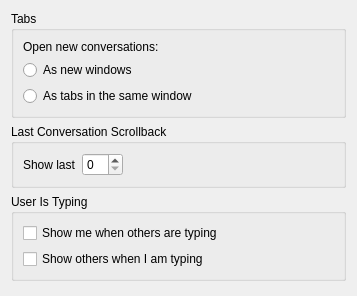
Before: the Qt Designer form config/behavior-config.ui in KDE/ktp-text-ui, drawn with Qt 5.
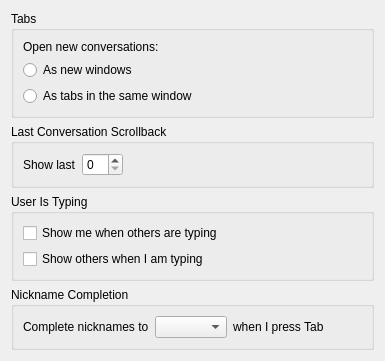
After: the same form once the commit is applied. Custom widgets are drawn as their Qt base class.

Commit message: Make nick completion style configurable

Patch:
```diff
--- a/config/behavior-config.ui
+++ b/config/behavior-config.ui
@@ -6,8 +6,8 @@
    <rect>
     <x>0</x>
     <y>0</y>
-    <width>357</width>
-    <height>296</height>
+    <width>385</width>
+    <height>350</height>
    </rect>
   </property>
   <layout class="QVBoxLayout" name="verticalLayout">
@@ -102,6 +102,45 @@
      </layout>
     </widget>
    </item>
+   <item>
+    <widget class="KButtonGroup" name="nicknameCompletionGroup">
+     <property name="title">
+      <string>Nickname Completion</string>
+     </property>
+     <layout class="QGridLayout" name="gridLayout_2">
+      <item row="0" column="1">
+       <widget class="QComboBox" name="nicknameCompletionStyle"/>
+      </item>
+      <item row="0" column="0">
+       <widget class="QLabel" name="label_2">
+        <property name="text">
+         <string>Complete nicknames to</string>
+        </property>
+       </widget>
+      </item>
+      <item row="0" column="3">
+       <spacer name="horizontalSpacer_2">
+        <property name="orientation">
+         <enum>Qt::Horizontal</enum>
+        </property>
+        <property name="sizeHint" stdset="0">
+         <size>
+          <width>40</width>
+          <height>20</height>
+         </size>
+        </property>
+       </spacer>
+      </item>
+      <item row="0" column="2">
+       <widget class="QLabel" name="label_3">
+        <property name="text">
+         <string>when I press Tab</string>
+        </property>
+       </widget>
+      </item>
+     </layout>
+    </widget>
+   </item>
    <item>
     <spacer name="verticalSpacer">
      <property name="orientation">
```
The commit also changes 5 other files.
